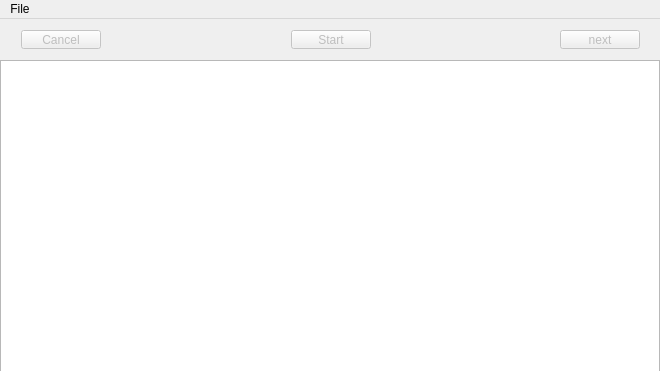
Old version of the form mainWindow.ui in the repository arassadin/biology.
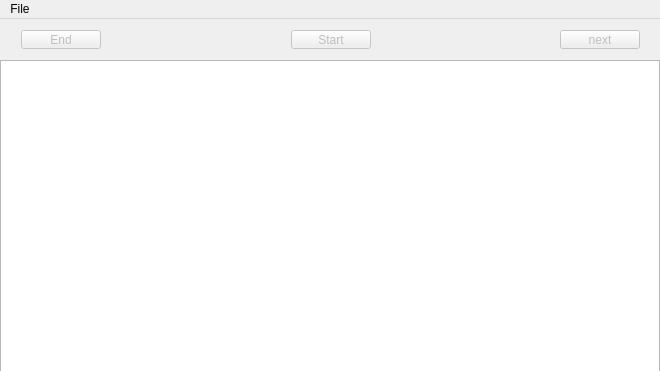
New version of the form.

The edit to the form file:
```diff
--- a/mainWindow.ui
+++ b/mainWindow.ui
@@ -30,7 +30,7 @@
         <bool>false</bool>
        </property>
        <property name="text">
-        <string>Cancel</string>
+        <string>End</string>
        </property>
       </widget>
      </item>
```
